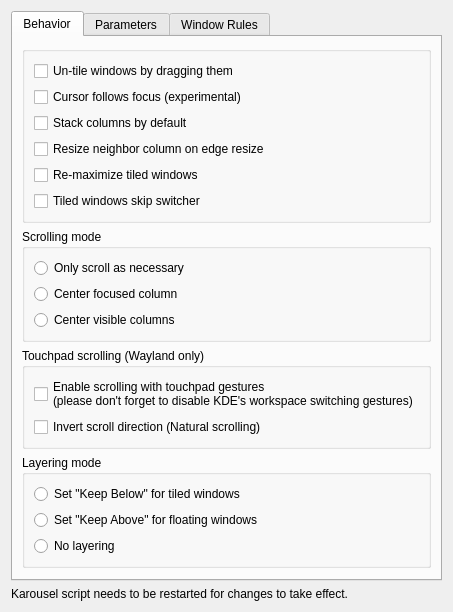
Before: the Qt Designer form package/contents/ui/config.ui in peterfajdiga/karousel, drawn with Qt 5.
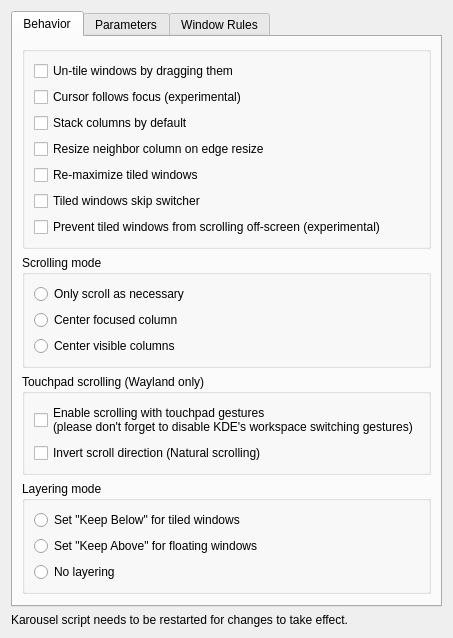
After: the same form once the commit is applied.

The edit to the form file:
```diff
--- a/package/contents/ui/config.ui
+++ b/package/contents/ui/config.ui
@@ -76,6 +76,13 @@
                                                 </property>
                                             </widget>
                                         </item>
+                                        <item>
+                                            <widget class="QCheckBox" name="kcfg_scrollingPileUp">
+                                                <property name="text">
+                                                    <string>Prevent tiled windows from scrolling off-screen (experimental)</string>
+                                                </property>
+                                            </widget>
+                                        </item>
                                     </layout>
                                 </widget>
                             </item>
```
